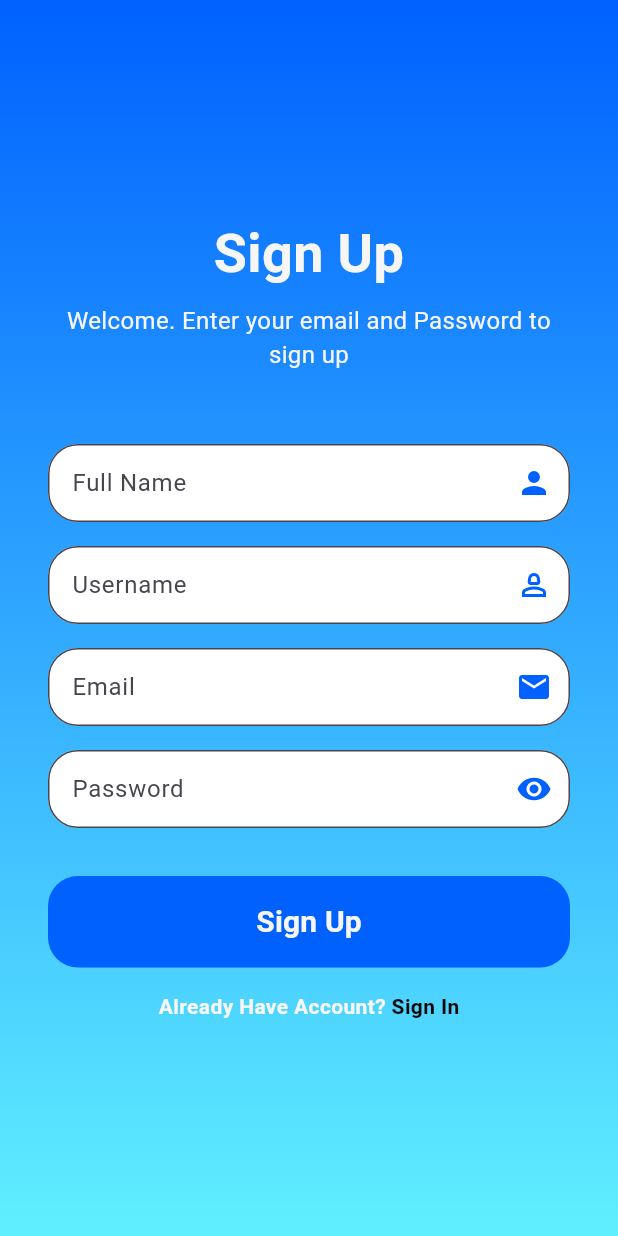
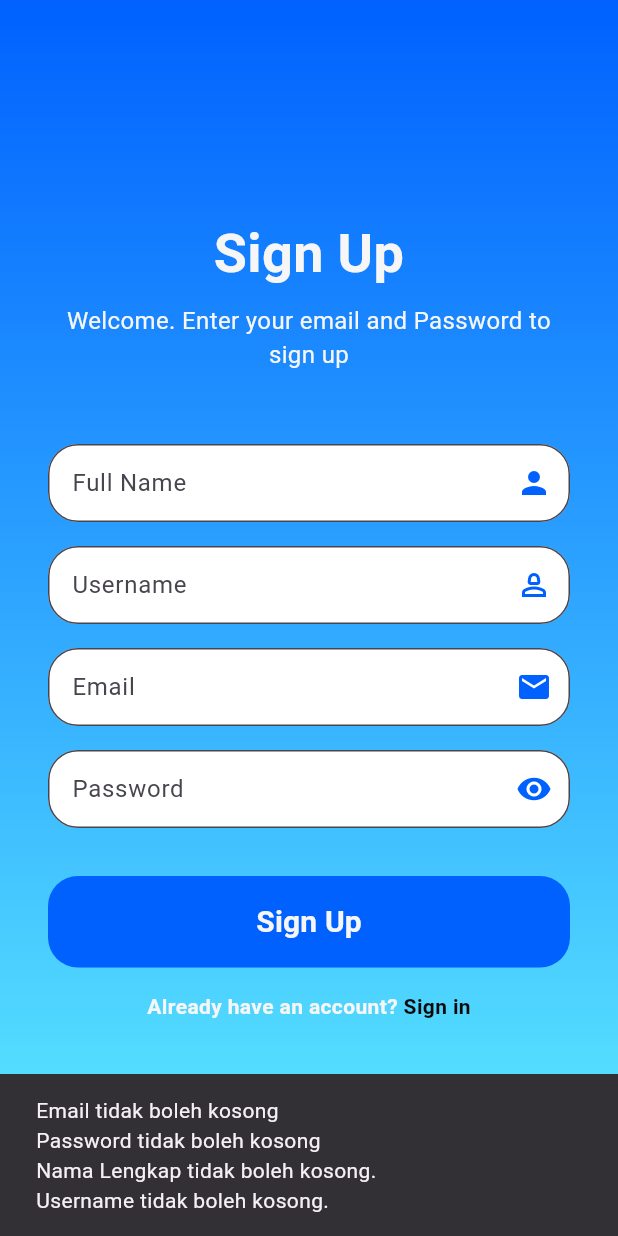
Before and after one commit to DesrielKiki/sunco_physics, a Flutter app: the RegisterScreen screen opened directly, after a tap on "Sign Up", on a phone screen of 412 x 824 dp. Run offline on Flutter 3.47's test engine with Material 3 defaults, Android fonts, the light colour scheme and no system bars; our stand-ins replace cloud_firestore, firebase_auth, firebase_core, shared_preferences; accounts and stored records are empty.

Commit message:
:wrench: configure login register function

```diff
--- /dev/null
+++ b/lib/data/helper/firebase_helper.dart
@@ -0,0 +1,35 @@
+import 'dart:io';
+import 'package:firebase_auth/firebase_auth.dart';
+import 'package:cloud_firestore/cloud_firestore.dart';
+
+class FirebaseHelper {
+  final FirebaseFirestore _firestore = FirebaseFirestore.instance;
+  final FirebaseAuth _auth = FirebaseAuth.instance;
+
+  Future<UserCredential?> registerUser(String email, String password) async {
+    try {
+      UserCredential userCredential = await FirebaseAuth.instance
+          .createUserWithEmailAndPassword(email: email, password: password);
+      return userCredential;
+    } catch (e) {
+      return null;
+    }
+  }
+
+  Future<void> saveUserData(
+    String userId,
+    String fullName,
+    String username,
+    String email,
+  ) async {
+    try {
+      await FirebaseFirestore.instance.collection('user_data').doc(userId).set({
+        'user_email': email,
+        'full_name': fullName,
+        'username': username,
+      });
+    } catch (e) {
+      throw Exception('Error saving user data');
+    }
+  }
+}
--- /dev/null
+++ b/lib/data/helper/validation_helper.dart
@@ -0,0 +1,63 @@
+import 'package:firebase_auth/firebase_auth.dart';
+
+class ValidationHelper {
+  static String? validateField(String value, String fieldName) {
+    if (value.isEmpty) {
+      return '$fieldName tidak boleh kosong.';
+    }
+    return null;
+  }
+
+  static String? validateEmail(String email) {
+    if (email.isEmpty) {
+      return 'Email tidak boleh kosong';
+    }
+
+    if (!RegExp(r'^[a-zA-Z0-9._%+-]+@[a-zA-Z0-9.-]+\.[a-zA-Z]{2,}$')
+        .hasMatch(email)) {
+      return 'Format email tidak valid';
+    }
+    return null;
+  }
+
+  static String? validatePassword(String password) {
+    if (password.isEmpty) {
+      return 'Password tidak boleh kosong';
+    }
+    if (password.length < 6) {
+      return 'Password harus terdiri dari minimal 6 karakter';
+    }
+    return null;
+  }
+
+  static String? validateConfirmPassword(
+      String password, String confirmPassword) {
+    if (confirmPassword.isEmpty) {
+      return 'Konfirmasi password tidak boleh kosong';
+    }
+    if (password != confirmPassword) {
+      return 'Password dan konfirmasi tidak cocok';
+    }
+    return null;
+  }
+
+  static String handleAuthException(dynamic exception) {
+    if (exception is FirebaseAuthException) {
+      switch (exception.code) {
+        case 'user-not-found':
+          return 'Email belum terdaftar. Silakan registrasi.';
+        case 'wrong-password':
+          return 'Password salah. Silakan coba lagi.';
+        case 'email-already-in-use':
+          return 'Email sudah digunakan. Silakan gunakan email lain.';
+        case 'user-disabled':
+          return 'Akun Anda telah dinonaktifkan. Hubungi dukungan.';
+        case 'invalid-email':
+          return 'Email tidak valid. Silakan periksa dan coba lagi.';
+        default:
+          return 'Terjadi kesalahan. Silakan coba lagi.';
+      }
+    }
+    return 'Terjadi kesalahan. Silakan coba lagi.';
+  }
+}
--- a/lib/main.dart
+++ b/lib/main.dart
@@ -1,7 +1,11 @@
+import 'package:firebase_core/firebase_core.dart';
 import 'package:flutter/material.dart';
 import 'package:sunco_physics/presentation/navigation/app_routes.dart';
 
-void main() {
+void main() async {
+  WidgetsFlutterBinding.ensureInitialized();
+  await Firebase.initializeApp();
+
   runApp(const MyApp());
 }
 
--- /dev/null
+++ b/lib/presentation/component/auth_button.dart
@@ -0,0 +1,43 @@
+import 'package:flutter/material.dart';
+import 'package:sunco_physics/presentation/theme/color_config.dart';
+
+class AuthButton extends StatefulWidget {
+  final String buttonText;
+  final Function()? onPressed;
+
+  const AuthButton({
+    super.key,
+    required this.buttonText,
+    required this.onPressed,
+  });
+
+  @override
+  State<AuthButton> createState() => _AuthButtonState();
+}
+
+class _AuthButtonState extends State<AuthButton> {
+  @override
+  Widget build(BuildContext context) {
+    return TextButton(
+      style: TextButton.styleFrom(
+        backgroundColor: ColorConfig.darkBlue,
+        padding: const EdgeInsets.symmetric(
+          vertical: 16,
+          horizontal: 12,
+        ),
+        shape: RoundedRectangleBorder(
+          borderRadius: BorderRadius.circular(20),
+        ),
+        minimumSize: const Size(double.infinity, 50),
+      ),
+      onPressed: widget.onPressed,
+      child: Text(
+        widget.buttonText,
+        style: const TextStyle(
+            color: ColorConfig.onPrimaryColor,
+            fontSize: 20,
+            fontWeight: FontWeight.bold),
+      ),
+    );
+  }
+}
--- /dev/null
+++ b/lib/presentation/component/auth_support_text.dart
@@ -0,0 +1,48 @@
+import 'package:flutter/material.dart';
+import 'package:sunco_physics/presentation/theme/color_config.dart';
+
+class SupportText extends StatefulWidget {
+  final String firstText;
+  final String secondText;
+  final Function()? onPressed;
+
+  const SupportText({
+    super.key,
+    required this.firstText,
+    required this.secondText,
+    required this.onPressed,
+  });
+
+  @override
+  State<SupportText> createState() => _SupportTextState();
+}
+
+class _SupportTextState extends State<SupportText> {
+  @override
+  Widget build(BuildContext context) {
+    return Row(
+      mainAxisAlignment: MainAxisAlignment.center,
+      children: [
+        Text(
+          widget.firstText,
+          style: const TextStyle(
+            color: ColorConfig.onPrimaryColor,
+            fontSize: 14,
+            fontWeight: FontWeight.bold,
+          ),
+        ),
+        GestureDetector(
+          onTap: widget.onPressed,
+          child: Text(
+            widget.secondText,
+            style: const TextStyle(
+              color: ColorConfig.black,
+              fontSize: 14,
+              fontWeight: FontWeight.bold,
+            ),
+          ),
+        ),
+      ],
+    );
+  }
+}
--- a/lib/presentation/component/auth_textfield.dart
+++ b/lib/presentation/component/auth_textfield.dart
@@ -6,12 +6,14 @@ class AuthTextField extends StatefulWidget {
   final String hintText;
   final IconData icon;
   final bool obscureText;
+  final TextEditingController controller;
 
   const AuthTextField({
     super.key,
     required this.label,
     required this.hintText,
     required this.icon,
+    required this.controller,
     this.obscureText = false,
   });
 
@@ -30,7 +32,8 @@ class _AuthTextFieldState extends State<AuthTextField> {
 
   @override
   Widget build(BuildContext context) {
-    return TextField(
+    return TextFormField(
+      controller: widget.controller,
       obscureText: obscureText,
       decoration: InputDecoration(
         contentPadding: const EdgeInsets.symmetric(
--- a/lib/presentation/screen/auth/register/register_screen.dart
+++ b/lib/presentation/screen/auth/register/register_screen.dart
@@ -1,5 +1,13 @@
+import 'package:firebase_auth/firebase_auth.dart';
+import 'package:firebase_core/firebase_core.dart';
 import 'package:flutter/material.dart';
+import 'package:shared_preferences/shared_preferences.dart';
+import 'package:sunco_physics/data/helper/firebase_helper.dart';
+import 'package:sunco_physics/data/helper/validation_helper.dart';
+import 'package:sunco_physics/presentation/component/auth_button.dart';
+import 'package:sunco_physics/presentation/component/auth_support_text.dart';
 import 'package:sunco_physics/presentation/component/auth_textfield.dart';
+import 'package:sunco_physics/presentation/navigation/home_navigation.dart';
 import 'package:sunco_physics/presentation/screen/auth/login/login_screen.dart';
 import 'package:sunco_physics/presentation/theme/color_config.dart';
 
@@ -11,6 +19,100 @@ class RegisterScreen extends StatefulWidget {
 }
 
 class _RegisterScreenState extends State<RegisterScreen> {
+  final TextEditingController _fullNameController = TextEditingController();
+  final TextEditingController _usernameController = TextEditingController();
+  final TextEditingController _emailController = TextEditingController();
+  final TextEditingController _passwordController = TextEditingController();
+
+  bool _isLoading = false;
+  final FirebaseHelper _firebaseHelper = FirebaseHelper();
+
+  Future<void> _register() async {
+    setState(() {
+      _isLoading = true;
+    });
+
+    // Validasi Input
+    List<String> errors = [];
+    String? emailError = ValidationHelper.validateEmail(_emailController.text);
+    String? passwordError =
+        ValidationHelper.validatePassword(_passwordController.text);
+    String? fullNameError = ValidationHelper.validateField(
+        _fullNameController.text, "Nama Lengkap");
+    String? usernameError =
+        ValidationHelper.validateField(_usernameController.text, "Username");
+
+    if (emailError != null) errors.add(emailError);
+    if (passwordError != null) errors.add(passwordError);
+    if (fullNameError != null) errors.add(fullNameError);
+    if (usernameError != null) errors.add(usernameError);
+
+    if (errors.isNotEmpty) {
+      ScaffoldMessenger.of(context).showSnackBar(
+        SnackBar(content: Text(errors.join('\n'))),
+      );
+      setState(() {
+        _isLoading = false;
+      });
+      return;
+    }
+
+    try {
+      // Registrasi Firebase
+      UserCredential? userCredential = await _firebaseHelper.registerUser(
+        _emailController.text,
+        _passwordController.text,
+      );
+
+      if (userCredential != null) {
+        // Simpan Data Pengguna
+        await _firebaseHelper.saveUserData(
+          userCredential.user!.uid,
+          _emailController.text,
+          _fullNameController.text,
+          _usernameController.text,
+        );
+
+        // Menyimpan Status Login
+        SharedPreferences prefs = await SharedPreferences.getInstance();
+        await prefs.setBool('isLoggedIn', true);
+
+        if (mounted) {
+          Navigator.of(context).pushAndRemoveUntil(
+            MaterialPageRoute(builder: (context) => const HomeNavigationPage()),
+            (route) => false,
+          );
+        }
+      } else {
+        ScaffoldMessenger.of(context).showSnackBar(
+          const SnackBar(content: Text('Registrasi gagal. Silakan coba lagi.')),
+        );
+      }
+    } on FirebaseAuthException catch (e) {
+      ScaffoldMessenger.of(context).showSnackBar(
+        SnackBar(content: Text(e.message ?? 'Registrasi gagal')),
+      );
+    } catch (e) {
+      debugPrint('Error during registration: $e');
+      ScaffoldMessenger.of(context).showSnackBar(
+        const SnackBar(content: Text('Terjadi kesalahan. Silakan coba lagi.')),
+      );
+    } finally {
+      setState(() {
+        _isLoading = false;
+      });
+    }
+  }
+
+  @override
+  void dispose() {
+    _fullNameController.dispose();
+    _usernameController.dispose();
+    _emailController.dispose();
+    _passwordController.dispose();
+    super.dispose();
+  }
+
   @override
   Widget build(BuildContext context) {
     return Scaffold(
@@ -43,72 +145,44 @@ class _RegisterScreenState extends State<RegisterScreen> {
                     textAlign: TextAlign.center,
                   ),
                   const SizedBox(height: 48),
-                  const AuthTextField(
+                  AuthTextField(
+                    controller: _fullNameController,
                     label: "Full Name",
                     hintText: "Your Full Name",
                     icon: Icons.person,
                   ),
                   const SizedBox(height: 16),
-                  const AuthTextField(
+                  AuthTextField(
+                    controller: _usernameController,
                     label: "Username",
                     hintText: "Your username",
                     icon: Icons.person_2_outlined,
                   ),
                   const SizedBox(height: 16),
-                  const AuthTextField(
+                  AuthTextField(
+                    controller: _emailController,
                     label: "Email",
                     hintText: "user@example.com",
                     icon: Icons.email,
                   ),
-                  const SizedBox(
-                    height: 16,
-                  ),
-                  const AuthTextField(
+                  const SizedBox(height: 16),
+                  AuthTextField(
+                    controller: _passwordController,
                     label: "Password",
                     hintText: "Your Password",
-                    icon: Icons.visibility,
+                    icon: Icons.lock,
                     obscureText: true,
                   ),
-                  const SizedBox(
-                    height: 32,
+                  const SizedBox(height: 32),
+                  AuthButton(
+                    buttonText: _isLoading ? "Loading..." : "Sign Up",
+                    onPressed: _isLoading ? null : _register,
                   ),
-                  TextButton(
-                    style: TextButton.styleFrom(
-                      backgroundColor: ColorConfig.darkBlue,
-                      padding: const EdgeInsets.symmetric(
-                        vertical: 16,
-                        horizontal: 12,
-                      ),
-                      shape: RoundedRectangleBorder(
-                        borderRadius: BorderRadius.circular(20),
-                      ),
-                      minimumSize: const Size(double.infinity, 50),
-                    ),
-                    onPressed: () {},
-                    child: const Text(
-                      "Sign Up",
-                      style: TextStyle(
-                          color: ColorConfig.onPrimaryColor,
-                          fontSize: 20,
-                          fontWeight: FontWeight.bold),
-                    ),
-                  ),
-                  const SizedBox(
-                    height: 16,
-                  ),
-                  Row(
-                    mainAxisAlignment: MainAxisAlignment.center,
-                    children: [
-                      const Text(
-                        "Already Have Account? ",
-                        style: TextStyle(
-                          color: ColorConfig.onPrimaryColor,
-                          fontSize: 14,
-                          fontWeight: FontWeight.bold,
-                        ),
-                      ),
-                      GestureDetector(
-                        onTap: () {
+                  const SizedBox(height: 16),
+                  SupportText(
+                    firstText: "Already have an account? ",
+                    secondText: "Sign in",
+                    onPressed: () {
                       Navigator.push(
                         context,
                         MaterialPageRoute(
@@ -116,17 +190,7 @@ class _RegisterScreenState extends State<RegisterScreen> {
                         ),
                       );
                     },
-                        child: const Text(
-                          "Sign In",
-                          style: TextStyle(
-                            color: ColorConfig.black,
-                            fontSize: 14,
-                            fontWeight: FontWeight.bold,
                   ),
-                        ),
-                      ),
-                    ],
-                  )
                 ],
               ),
             ),
--- a/lib/presentation/screen/calculator/calculator_list.dart
+++ b/lib/presentation/screen/calculator/calculator_list.dart
@@ -1,5 +1,5 @@
 import 'package:flutter/material.dart';
-import 'package:sunco_physics/database/calculator_data.dart';
+import 'package:sunco_physics/data/model/calculator_data.dart';
 import 'package:sunco_physics/presentation/theme/color_config.dart';
 
 class CalculatorListScreen extends StatefulWidget {
--- a/lib/presentation/screen/home/home_screen.dart
+++ b/lib/presentation/screen/home/home_screen.dart
@@ -9,7 +9,6 @@ class HomeScreen extends StatefulWidget {
 }
 
 class _HomeScreenState extends State<HomeScreen> {
-
   @override
   Widget build(BuildContext context) {
     return Scaffold(
--- a/lib/presentation/theme/color_config.dart
+++ b/lib/presentation/theme/color_config.dart
@@ -8,6 +8,7 @@ class ColorConfig {
   static const Color softCyan = Color(0xff60EFFF);
   static const Color darkBlue = Color(0xff0061FF);
   static const Color grey = Color(0xffD9D9D9);
+  static const Color redWarning = Color(0xffFF0000);
   static const LinearGradient gradientBrand = LinearGradient(colors: [
     darkBlue,
     softCyan,
--- a/pubspec.yaml
+++ b/pubspec.yaml
@@ -30,6 +30,10 @@ environment:
 dependencies:
   flutter:
     sdk: flutter
+  firebase_core: ^3.6.0
+  firebase_auth: ^5.3.1
+  shared_preferences: ^2.3.2
+  cloud_firestore: ^5.4.4
 
   # The following adds the Cupertino Icons font to your application.
   # Use with the CupertinoIcons class for iOS style icons.
```
Also changed, not shown: lib/presentation/screen/auth/login/login_screen.dart (+79 -80 lines), lib/presentation/screen/splash/splash_screen.dart (+24 -10 lines), lib/data/model/calculator_data.dart (renamed from lib/database/calculator_data.dart), pubspec.lock, 4 other files. Lines whose indentation alone changed are shown as unchanged.
